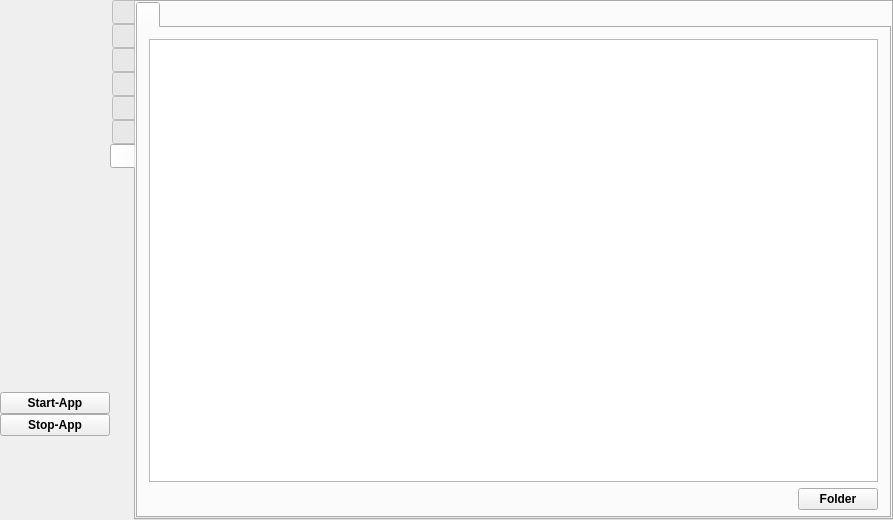
Before: the Qt Designer form src/formMainWindow.ui in vkohaupt/vokoscreenNG, drawn with Qt 5.
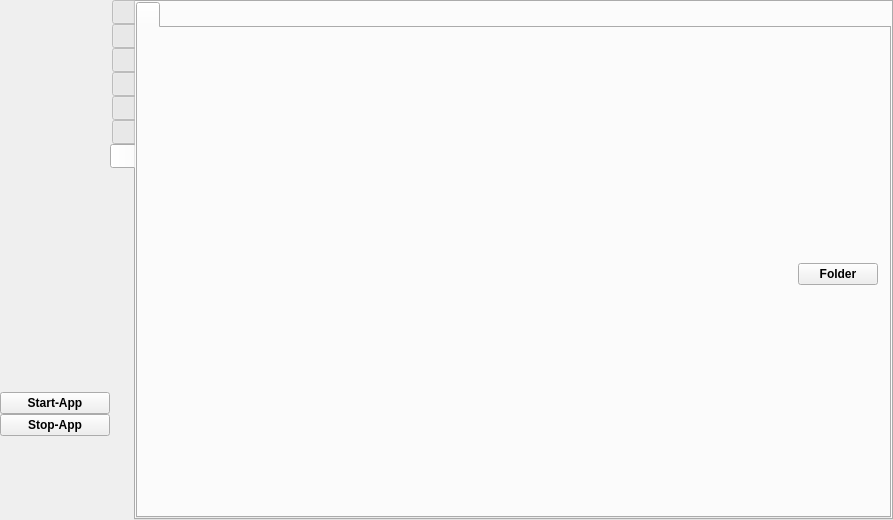
After: the same form once the commit is applied. The open tabs and pages were chosen to show the change. Icons and pictures are not drawn.

What changed in the file:
```diff
--- a/src/formMainWindow.ui
+++ b/src/formMainWindow.ui
@@ -7135,20 +7135,6 @@
             <property name="bottomMargin">
              <number>6</number>
             </property>
-            <item>
-             <widget class="QTextBrowser" name="textBrowserLog">
-              <property name="html">
-               <string notr="true">&lt;!DOCTYPE HTML PUBLIC &quot;-//W3C//DTD HTML 4.0//EN&quot; &quot;http://www.w3.org/TR/REC-html40/strict.dtd&quot;&gt;
-&lt;html&gt;&lt;head&gt;&lt;meta name=&quot;qrichtext&quot; content=&quot;1&quot; /&gt;&lt;meta charset=&quot;utf-8&quot; /&gt;&lt;style type=&quot;text/css&quot;&gt;
-p, li { white-space: pre-wrap; }
-hr { height: 1px; border-width: 0; }
-li.unchecked::marker { content: &quot;\2610&quot;; }
-li.checked::marker { content: &quot;\2612&quot;; }
-&lt;/style&gt;&lt;/head&gt;&lt;body style=&quot; font-family:'Segoe UI'; font-size:9pt; font-weight:400; font-style:normal;&quot;&gt;
-&lt;p style=&quot;-qt-paragraph-type:empty; margin-top:0px; margin-bottom:0px; margin-left:0px; margin-right:0px; -qt-block-indent:0; text-indent:0px; font-family:'Noto Sans'; font-size:10pt;&quot;&gt;&lt;br /&gt;&lt;/p&gt;&lt;/body&gt;&lt;/html&gt;</string>
-              </property>
-             </widget>
-            </item>
             <item>
              <layout class="QHBoxLayout" name="horizontalLayout_8">
               <item>
```
Left out of the diff: 9 changed lines with no effect on the pictures.
